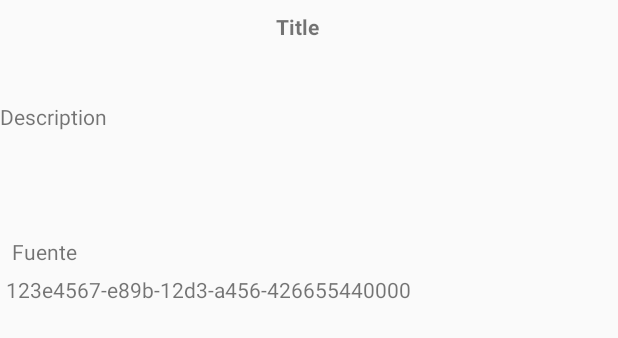
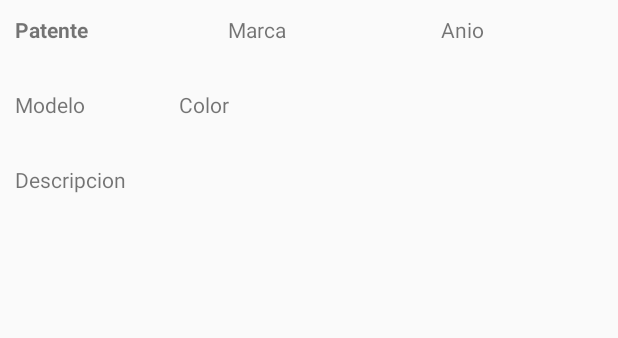
Before and after one commit to jccquinones/WatchDog-App, an Android app: the layout row_vehiculo.xml on its own in the app's theme, with its tools: preview values and no code run, on a phone screen of 412 x 824 dp. Shown: the top 338 px of the screen. Run offline under Robolectric (Android 15) with nearby library versions, the phone set to English and light mode, and no system bars.

Commit message:
Updated: Se agregaron faltantes a las clases VehiculoAdapter y VehiculoDBFlowAdaptar, también se modificó el Layout de row_vehiculo

```diff
--- a/app/src/main/java/cl/ucn/disc/dam/watchdogapp/adapters/VehiculoAdapter.java
+++ b/app/src/main/java/cl/ucn/disc/dam/watchdogapp/adapters/VehiculoAdapter.java
@@ -107,8 +107,12 @@ public final class VehiculoAdapter extends BaseAdapter {
         final Vehiculo vehiculo = this.getItem(position);
         if (vehiculo != null) {
 
-            viewHolder.title.setText(vehiculo.getColor());
-            viewHolder.description.setText(vehiculo.getDescripcion());
+            viewHolder.patente.setText(vehiculo.getPatente());
+            viewHolder.modelo.setText(vehiculo.getModelo());
+            //viewHolder.anio.setText(vehiculo.getAnio());
+            viewHolder.marca.setText(vehiculo.getMarca());
+            viewHolder.color.setText(vehiculo.getColor());
+            viewHolder.descripcion.setText(vehiculo.getDescripcion());
 
         }
 
@@ -154,7 +158,7 @@ public final class VehiculoAdapter extends BaseAdapter {
         ViewHolder(final View view) {
             this.patente = view.findViewById(R.id.ra_patente);
             this.modelo = view.findViewById(R.id.ra_modelo);
-            this.anio = view.findViewById(R.id.ra_anio);
+            //this.anio = view.findViewById(R.id.ra_anio);
             this.marca = view.findViewById(R.id.ra_marca);
             this.color = view.findViewById(R.id.ra_color);
             this.descripcion = view.findViewById(R.id.ra_descripcion);
--- a/app/src/main/java/cl/ucn/disc/dam/watchdogapp/adapters/VehiculoDBFlowAdapter.java
+++ b/app/src/main/java/cl/ucn/disc/dam/watchdogapp/adapters/VehiculoDBFlowAdapter.java
@@ -157,7 +157,7 @@ public final class VehiculoDBFlowAdapter extends BaseAdapter {
 
             viewHolder.patente.setText(vehiculo.getPatente());
             viewHolder.modelo.setText(vehiculo.getModelo());
-            viewHolder.anio.setText(vehiculo.getAnio());
+            //viewHolder.anio.setText(((String) vehiculo.getAnio()));
             viewHolder.marca.setText(vehiculo.getMarca());
             viewHolder.color.setText(vehiculo.getColor());
             viewHolder.descripcion.setText(vehiculo.getDescripcion());
@@ -185,7 +185,7 @@ public final class VehiculoDBFlowAdapter extends BaseAdapter {
         ViewHolder(final View view) {
             this.patente = view.findViewById(R.id.ra_patente);
             this.modelo = view.findViewById(R.id.ra_modelo);
-            this.anio = view.findViewById(R.id.ra_anio);
+            //this.anio = view.findViewById(R.id.ra_anio);
             this.marca = view.findViewById(R.id.ra_marca);
             this.color = view.findViewById(R.id.ra_color);
             this.descripcion = view.findViewById(R.id.ra_descripcion);
--- a/app/src/main/java/cl/ucn/disc/dam/watchdogapp/controller/VehiculoController.java
+++ b/app/src/main/java/cl/ucn/disc/dam/watchdogapp/controller/VehiculoController.java
@@ -19,12 +19,12 @@ public final class VehiculoController {
      */
     public List<Vehiculo> getVehiculos(final String source) throws IOException {
         List vehiculo = new ArrayList();
-        final Vehiculo v1 = Vehiculo.builder().color("rojo").anio(2010).marca("chevrolet").patente("A12").build();
-        final Vehiculo v2 = Vehiculo.builder().color("azul").anio(2015).marca("suzuki").patente("A13").build();
-        final Vehiculo v3 = Vehiculo.builder().color("morado").anio(2017).marca("peugeot").patente("A14").build();
-        final Vehiculo v4 = Vehiculo.builder().color("verde").anio(2008).marca("chevrolet").patente("A15").build();
-        final Vehiculo v5 = Vehiculo.builder().color("dorado").anio(1999).marca("volvo").patente("A16").build();
-
+        final Vehiculo v1 = Vehiculo.builder().color("rojo").anio(2010).marca("chevrolet").patente("A12").descripcion("D1D1D1D1D1D1D1D1D1D1").modelo("Camaro").build();
+        final Vehiculo v2 = Vehiculo.builder().color("azul").anio(2015).marca("suzuki").patente("A13").descripcion("D2D2D2D2D2D2D2D2D2D2").modelo("Celerio").build();
+        final Vehiculo v3 = Vehiculo.builder().color("morado").anio(2017).marca("peugeot").patente("A14").descripcion("D3D3D3D3D3D3D3D3D3D3").modelo("3008").build();
+        final Vehiculo v4 = Vehiculo.builder().color("blanca").anio(2008).marca("chevrolet").patente("A15").descripcion("D4D4D4D4D4D4D4D4D4D4").modelo("Luv").build();
+        final        Vehiculo v5 = Vehiculo.builder().color("gris").anio(1999).marca("volvo").patente("A16").descripcion("D5D5D5D5D5D5D5D5D5").modelo("v90").build();
+        vehiculo.clear();
         vehiculo.add(v1);
         vehiculo.add(v2);
         vehiculo.add(v3);
--- a/app/src/main/res/layout/row_vehiculo.xml
+++ b/app/src/main/res/layout/row_vehiculo.xml
@@ -8,44 +8,64 @@
     android:orientation="vertical">
 
     <TextView
-        android:id="@+id/ra_title"
-        android:layout_width="220dp"
-        android:layout_height="52dp"
-        android:layout_marginEnd="8dp"
-        android:layout_marginStart="8dp"
-        android:layout_marginTop="8dp"
-        android:text="Title"
+        android:id="@+id/ra_patente"
+        android:layout_width="132dp"
+        android:layout_height="40dp"
+        android:layout_marginStart="10dp"
+        android:layout_marginTop="10dp"
+        android:text="Patente"
         android:textStyle="bold"
-        app:layout_constraintEnd_toEndOf="parent"
+        app:layout_constraintStart_toStartOf="parent"
         app:layout_constraintTop_toTopOf="parent" />
 
     <TextView
-        android:id="@+id/ra_description"
-        android:layout_width="248dp"
-        android:layout_height="82dp"
-        android:layout_marginStart="8dp"
-        android:layout_marginTop="8dp"
-        android:text="Description"
-        app:layout_constraintTop_toBottomOf="@+id/ra_title" />
+        android:id="@+id/ra_descripcion"
+        android:layout_width="333dp"
+        android:layout_height="60dp"
+        android:layout_marginStart="10dp"
+        android:layout_marginTop="10dp"
+        android:text="Descripcion"
+        app:layout_constraintStart_toStartOf="parent"
+        app:layout_constraintTop_toBottomOf="@+id/ra_modelo" />
 
     <TextView
-        android:id="@+id/ra_source"
-        android:layout_width="370dp"
-        android:layout_height="17dp"
-        android:layout_marginStart="8dp"
-        android:layout_marginTop="8dp"
-        android:text="Fuente"
+        android:id="@+id/ra_modelo"
+        android:layout_width="99dp"
+        android:layout_height="40dp"
+        android:layout_marginStart="10dp"
+        android:layout_marginTop="10dp"
+        android:text="Modelo"
         app:layout_constraintStart_toStartOf="parent"
-        app:layout_constraintTop_toBottomOf="@+id/ra_description" />
+        app:layout_constraintTop_toBottomOf="@+id/ra_patente" />
 
     <TextView
-        android:id="@+id/ra_uuid"
-        android:layout_width="370dp"
-        android:layout_height="17dp"
-        android:layout_marginStart="4dp"
-        android:layout_marginTop="8dp"
-        android:text="123e4567-e89b-12d3-a456-426655440000"
-        app:layout_constraintStart_toStartOf="parent"
-        app:layout_constraintTop_toBottomOf="@+id/ra_source" />
+        android:id="@+id/ra_anio"
+        android:layout_width="73dp"
+        android:layout_height="40dp"
+        android:layout_marginStart="10dp"
+        android:layout_marginTop="10dp"
+        android:text="Anio"
+        app:layout_constraintStart_toEndOf="@+id/ra_marca"
+        app:layout_constraintTop_toTopOf="parent" />
+
+    <TextView
+        android:id="@+id/ra_marca"
+        android:layout_width="132dp"
+        android:layout_height="40dp"
+        android:layout_marginStart="10dp"
+        android:layout_marginTop="10dp"
+        android:text="Marca"
+        app:layout_constraintStart_toEndOf="@+id/ra_patente"
+        app:layout_constraintTop_toTopOf="parent" />
+
+    <TextView
+        android:id="@+id/ra_color"
+        android:layout_width="99dp"
+        android:layout_height="40dp"
+        android:layout_marginStart="10dp"
+        android:layout_marginTop="10dp"
+        android:text="Color"
+        app:layout_constraintStart_toEndOf="@+id/ra_modelo"
+        app:layout_constraintTop_toBottomOf="@+id/ra_marca" />
 
 </android.support.constraint.ConstraintLayout>
```
